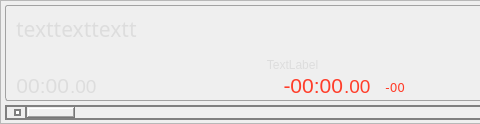
Old version of the form src/playerwidget.ui in the repository knowthelist/knowthelist; both pictures show x 0 to 480 and y 0 to 124 of the 699 by 124 pixel window.
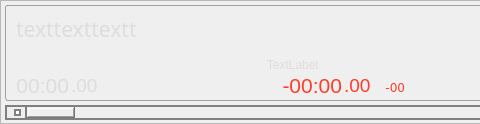
New version of the form. Custom widgets are drawn as their Qt base class.

Commit message: Another alignment

The edit to the form file:
```diff
--- a/src/playerwidget.ui
+++ b/src/playerwidget.ui
@@ -1826,6 +1826,9 @@
                  <property name="wordWrap">
                   <bool>false</bool>
                  </property>
+                 <property name="indent">
+                  <number>1</number>
+                 </property>
                 </widget>
                </item>
                <item>
@@ -2769,6 +2772,9 @@
                  <property name="wordWrap">
                   <bool>false</bool>
                  </property>
+                 <property name="indent">
+                  <number>1</number>
+                 </property>
                 </widget>
                </item>
                <item>
```
The commit also changes 1 other file.
